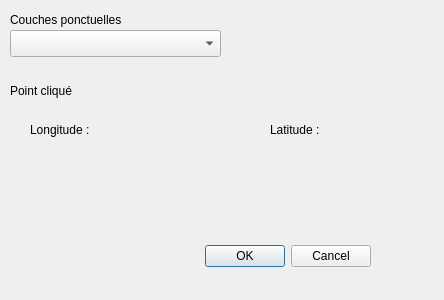
Before: the Qt Designer form mon_extension_dialog_base.ui in achrafsk9/TP_PyQGIS, drawn with Qt 5.
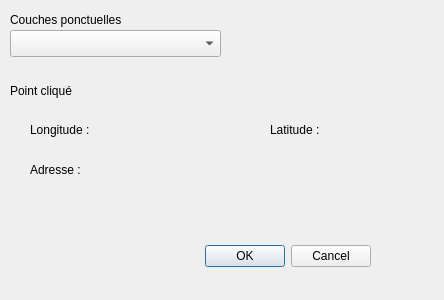
After: the same form once the commit is applied.

Commit message: #3 Afficher une adresse postale au clic

Diff of the .ui file:
```diff
--- a/mon_extension_dialog_base.ui
+++ b/mon_extension_dialog_base.ui
@@ -91,6 +91,19 @@
     <string>Point cliqué</string>
    </property>
   </widget>
+  <widget class="QLabel" name="labelAdresse">
+   <property name="geometry">
+    <rect>
+     <x>30</x>
+     <y>160</y>
+     <width>391</width>
+     <height>19</height>
+    </rect>
+   </property>
+   <property name="text">
+    <string>Adresse :</string>
+   </property>
+  </widget>
  </widget>
  <resources/>
  <connections>
```
The commit also changes 1 other file.
